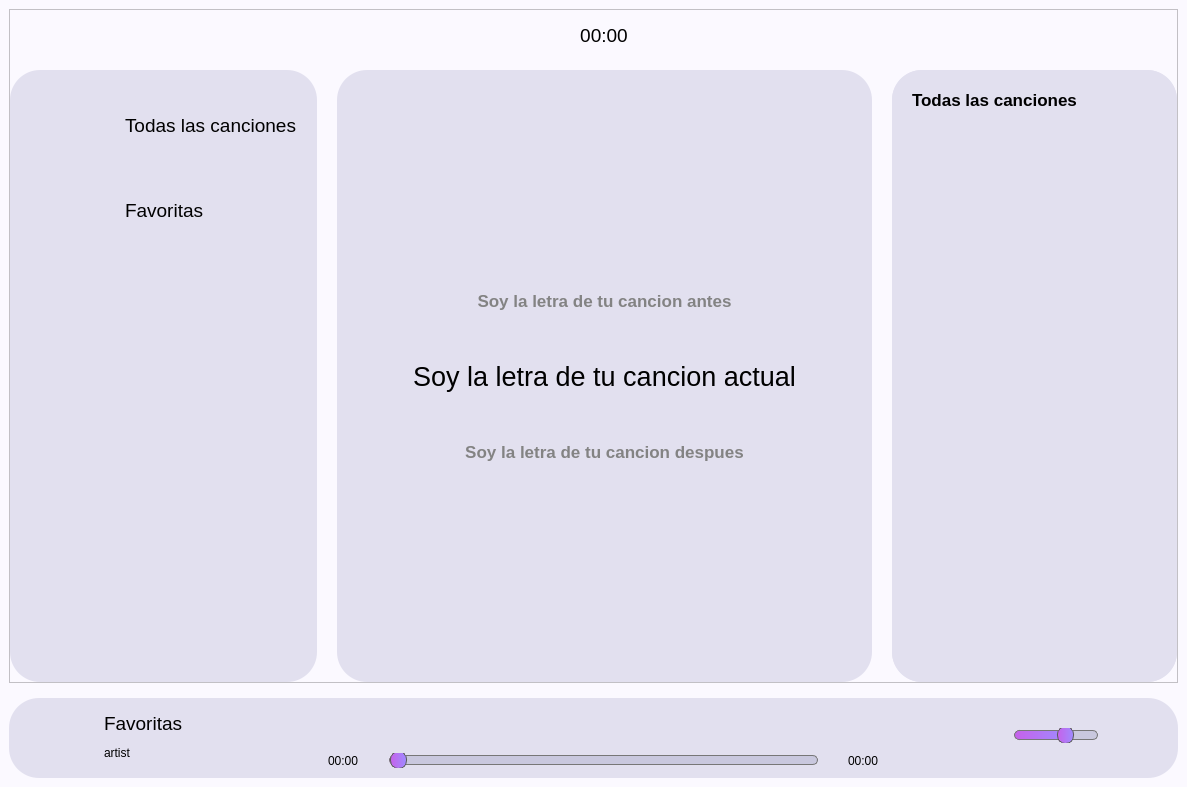
The window that trabajos_finales/Proyecto 2/reproductor_de_musica_ui.ui (SinqaX/Tercer_Semestre_U) describes before a commit, drawn with Qt 5.
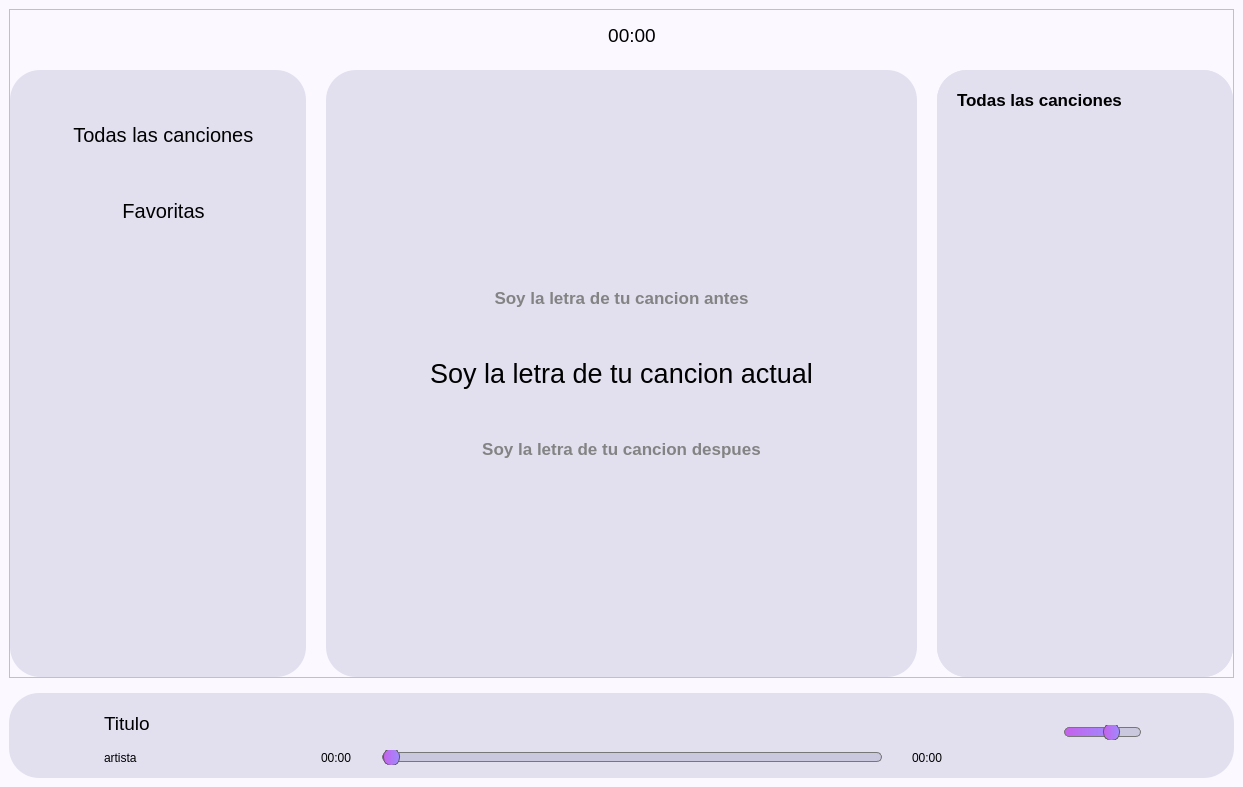
The same window after the commit. The open tabs and pages were chosen to show the change. Icons and pictures are not drawn.

```diff
--- a/trabajos_finales/Proyecto 2/reproductor_de_musica_ui.ui
+++ b/trabajos_finales/Proyecto 2/reproductor_de_musica_ui.ui
@@ -6,7 +6,7 @@
    <rect>
     <x>0</x>
     <y>0</y>
-    <width>1187</width>
+    <width>1243</width>
     <height>787</height>
    </rect>
   </property>
@@ -1483,10 +1483,24 @@
       </widget>
       <widget class="QWidget" name="principal_page">
        <property name="styleSheet">
-        <string notr="true">QPushButton {
+        <string notr="true">/* Estilo base */
+QPushButton {
 	border: none;
 	background: transparent;
-}</string>
+}
+
+/* Estilo hover */
+QPushButton:hover {
+	background-color: rgba(255, 255, 255, 0.5);
+	border-radius: 5px; /* Border radius */
+}
+
+/* Estilo seleccionado */
+QPushButton:selected {
+	background-color: rgba(255, 255, 255, 0.8); /* Cambia la transparencia */
+	border-radius: 5px; /* Border radius */
+}
+</string>
        </property>
        <layout class="QGridLayout" name="gridLayout_18">
         <property name="verticalSpacing">
@@ -1649,36 +1663,50 @@
               <string notr="true">QWidget {
 background-color: rgb(226, 224, 239);
 border-radius: 30px;
-}</string>
+}
+/* Estilo base */
+QPushButton {
+	font-size: 20px;
+	border: none;
+	background: transparent;
+}
+
+/* Estilo hover */
+QPushButton:hover {
+	background-color: rgba(255, 255, 255, 0.4); /* Cambia la transparencia */
+	border-radius: 5px; /* Border radius */
+}
+
+/* Estilo seleccionado */
+QPushButton:selected {
+	background-color: rgba(255, 255, 255, 0.6); /* Cambia la transparencia */
+	border-radius: 5px; /* Border radius */
+}
+</string>
              </property>
              <layout class="QGridLayout" name="gridLayout_13">
               <property name="leftMargin">
                <number>30</number>
               </property>
               <property name="topMargin">
-               <number>20</number>
+               <number>30</number>
               </property>
               <property name="rightMargin">
-               <number>20</number>
+               <number>30</number>
               </property>
               <property name="bottomMargin">
-               <number>20</number>
-              </property>
-              <property name="verticalSpacing">
-               <number>15</number>
+               <number>30</number>
               </property>
               <item row="0" column="0">
                <layout class="QVBoxLayout" name="verticalLayout_3">
-                <property name="spacing">
-                 <number>15</number>
-                </property>
-                <item>
-                 <layout class="QHBoxLayout" name="horizontalLayout">
-                  <property name="spacing">
-                   <number>15</number>
-                  </property>
                   <item>
                    <widget class="QPushButton" name="all_songs_button">
+                  <property name="sizePolicy">
+                   <sizepolicy hsizetype="Expanding" vsizetype="Fixed">
+                    <horstretch>0</horstretch>
+                    <verstretch>0</verstretch>
+                   </sizepolicy>
+                  </property>
                     <property name="minimumSize">
                      <size>
                       <width>70</width>
@@ -1687,7 +1715,7 @@
                     </property>
                     <property name="maximumSize">
                      <size>
-                      <width>70</width>
+                    <width>16777215</width>
                       <height>70</height>
                      </size>
                     </property>
@@ -1695,7 +1723,7 @@
                      <cursorShape>PointingHandCursor</cursorShape>
                     </property>
                     <property name="text">
-                     <string/>
+                   <string>  Todas las canciones</string>
                     </property>
                     <property name="icon">
                      <iconset resource="recurses.qrc">
@@ -1710,32 +1738,19 @@
                     <property name="checkable">
                      <bool>true</bool>
                     </property>
-                   </widget>
-                  </item>
-                  <item>
-                   <widget class="QLabel" name="label_20">
-                    <property name="font">
-                     <font>
-                      <pointsize>14</pointsize>
-                     </font>
-                    </property>
-                    <property name="text">
-                     <string>Todas las canciones</string>
-                    </property>
-                    <property name="wordWrap">
+                  <property name="autoExclusive">
                      <bool>true</bool>
                     </property>
                    </widget>
                   </item>
-                 </layout>
-                </item>
-                <item>
-                 <layout class="QHBoxLayout" name="horizontalLayout_2">
-                  <property name="spacing">
-                   <number>15</number>
-                  </property>
                   <item>
                    <widget class="QPushButton" name="favorite_songs_button">
+                  <property name="sizePolicy">
+                   <sizepolicy hsizetype="Expanding" vsizetype="Fixed">
+                    <horstretch>0</horstretch>
+                    <verstretch>0</verstretch>
+                   </sizepolicy>
+                  </property>
                     <property name="minimumSize">
                      <size>
                       <width>70</width>
@@ -1744,7 +1759,7 @@
                     </property>
                     <property name="maximumSize">
                      <size>
-                      <width>70</width>
+                    <width>16777215</width>
                       <height>70</height>
                      </size>
                     </property>
@@ -1752,7 +1767,7 @@
                      <cursorShape>PointingHandCursor</cursorShape>
                     </property>
                     <property name="text">
-                     <string/>
+                   <string>  Favoritas</string>
                     </property>
                     <property name="icon">
                      <iconset resource="recurses.qrc">
@@ -1767,24 +1782,10 @@
                     <property name="checkable">
                      <bool>true</bool>
                     </property>
-                   </widget>
-                  </item>
-                  <item>
-                   <widget class="QLabel" name="label_22">
-                    <property name="font">
-                     <font>
-                      <pointsize>14</pointsize>
-                     </font>
-                    </property>
-                    <property name="text">
-                     <string>Favoritas</string>
-                    </property>
-                    <property name="wordWrap">
+                  <property name="autoExclusive">
                      <bool>true</bool>
                     </property>
                    </widget>
-                  </item>
-                 </layout>
                 </item>
                 <item>
                  <spacer name="verticalSpacer_11">
@@ -1794,7 +1795,7 @@
                   <property name="sizeHint" stdset="0">
                    <size>
                     <width>20</width>
-                    <height>40</height>
+                    <height>372</height>
                    </size>
                   </property>
                  </spacer>
@@ -1945,9 +1946,31 @@
              </property>
              <property name="styleSheet">
               <string notr="true">QWidget {
-background-color: rgb(226, 224, 239);
-border-radius: 30px;
-}</string>
+    background-color: rgb(226, 224, 239);
+    border-radius: 30px;
+}
+
+QListWidget {
+    font-size: 14px; /* Tamaño de la letra */
+    padding: 5px;  /* Espacio interior del widget */
+}
+
+QListWidget::item {
+    height: 30px;  /* Altura de los elementos */
+    padding: 5px;  /* Espacio interior de los elementos */
+    border: 1px solid transparent; /* Borde transparente para el padding */
+}
+
+QListWidget::item:selected {
+    background-color: #9796bd; /* Color de fondo para el elemento seleccionado */
+    color: black; /* Color de la letra para el elemento seleccionado */
+}
+
+QListWidget::item:hover {
+    background-color: #7a78a0; /* Color de fondo cuando el mouse está sobre el elemento */
+    color: black; /* Color de la letra cuando el mouse está sobre el elemento */
+}
+</string>
              </property>
              <property name="currentIndex">
               <number>0</number>
@@ -2099,7 +2122,7 @@
                   <enum>Qt::Horizontal</enum>
                  </property>
                  <property name="sizeType">
-                  <enum>QSizePolicy::Preferred</enum>
+                  <enum>QSizePolicy::Maximum</enum>
                  </property>
                  <property name="sizeHint" stdset="0">
                   <size>
@@ -2216,11 +2239,11 @@
                     <enum>Qt::Horizontal</enum>
                    </property>
                    <property name="sizeType">
-                    <enum>QSizePolicy::Fixed</enum>
+                    <enum>QSizePolicy::Maximum</enum>
                    </property>
                    <property name="sizeHint" stdset="0">
                     <size>
-                     <width>60</width>
+                     <width>80</width>
                      <height>20</height>
                     </size>
                    </property>
@@ -2443,11 +2466,17 @@
                  <item>
                   <widget class="QSlider" name="slider_song">
                    <property name="sizePolicy">
-                    <sizepolicy hsizetype="MinimumExpanding" vsizetype="Fixed">
-                     <horstretch>10</horstretch>
+                    <sizepolicy hsizetype="Expanding" vsizetype="Fixed">
+                     <horstretch>15</horstretch>
                      <verstretch>0</verstretch>
                     </sizepolicy>
                    </property>
+                   <property name="minimumSize">
+                    <size>
+                     <width>500</width>
+                     <height>0</height>
+                    </size>
+                   </property>
                    <property name="styleSheet">
                     <string notr="true">QSlider::groove:horizontal {
     border: 1px solid #bbb;
@@ -2484,6 +2513,9 @@
 }
 </string>
                    </property>
+                   <property name="maximum">
+                    <number>1000</number>
+                   </property>
                    <property name="orientation">
                     <enum>Qt::Horizontal</enum>
                    </property>
@@ -2502,6 +2534,9 @@
              </item>
              <item row="0" column="0">
               <layout class="QGridLayout" name="gridLayout_10">
+               <property name="sizeConstraint">
+                <enum>QLayout::SetDefaultConstraint</enum>
+               </property>
                <property name="horizontalSpacing">
                 <number>15</number>
                </property>
@@ -2581,37 +2616,49 @@
                  </property>
                 </widget>
                </item>
-               <item row="1" column="1" alignment="Qt::AlignTop">
-                <widget class="QLabel" name="label_15">
+               <item row="1" column="1" alignment="Qt::AlignBottom">
+                <widget class="QLabel" name="label_artista_song">
                  <property name="sizePolicy">
-                  <sizepolicy hsizetype="Preferred" vsizetype="Expanding">
+                  <sizepolicy hsizetype="Minimum" vsizetype="Maximum">
                    <horstretch>0</horstretch>
                    <verstretch>0</verstretch>
                   </sizepolicy>
                  </property>
                  <property name="minimumSize">
                   <size>
-                   <width>0</width>
+                   <width>100</width>
+                   <height>20</height>
+                  </size>
+                 </property>
+                 <property name="maximumSize">
+                  <size>
+                   <width>100</width>
                    <height>20</height>
                   </size>
                  </property>
                  <property name="text">
-                  <string>artist</string>
+                  <string>artista</string>
                  </property>
                 </widget>
                </item>
-               <item row="0" column="1" alignment="Qt::AlignBottom">
-                <widget class="QLabel" name="label_30">
+               <item row="0" column="1" alignment="Qt::AlignLeft|Qt::AlignVCenter">
+                <widget class="QLabel" name="label_titulo_song">
                  <property name="sizePolicy">
-                  <sizepolicy hsizetype="Preferred" vsizetype="Maximum">
+                  <sizepolicy hsizetype="Minimum" vsizetype="MinimumExpanding">
                    <horstretch>0</horstretch>
                    <verstretch>0</verstretch>
                   </sizepolicy>
                  </property>
                  <property name="minimumSize">
                   <size>
-                   <width>0</width>
-                   <height>40</height>
+                   <width>100</width>
+                   <height>50</height>
+                  </size>
+                 </property>
+                 <property name="maximumSize">
+                  <size>
+                   <width>100</width>
+                   <height>50</height>
                   </size>
                  </property>
                  <property name="font">
@@ -2620,10 +2667,10 @@
                   </font>
                  </property>
                  <property name="text">
-                  <string>Favoritas</string>
+                  <string>Titulo</string>
                  </property>
                  <property name="wordWrap">
-                  <bool>true</bool>
+                  <bool>false</bool>
                  </property>
                  <property name="margin">
                   <number>0</number>
@@ -2636,7 +2683,7 @@
                   <enum>Qt::Horizontal</enum>
                  </property>
                  <property name="sizeType">
-                  <enum>QSizePolicy::Minimum</enum>
+                  <enum>QSizePolicy::Preferred</enum>
                  </property>
                  <property name="sizeHint" stdset="0">
                   <size>
```
Left out of the diff: 116 changed lines with no effect on the pictures. Lines whose indentation alone changed are shown as unchanged.
